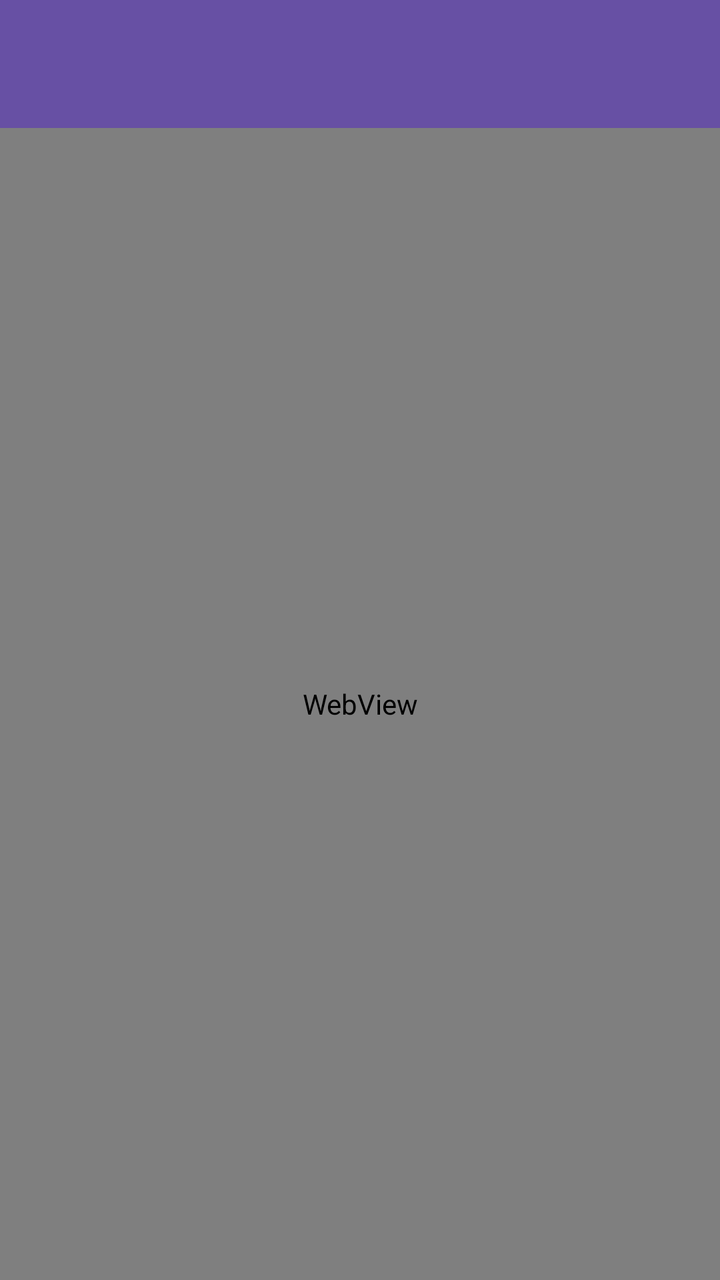
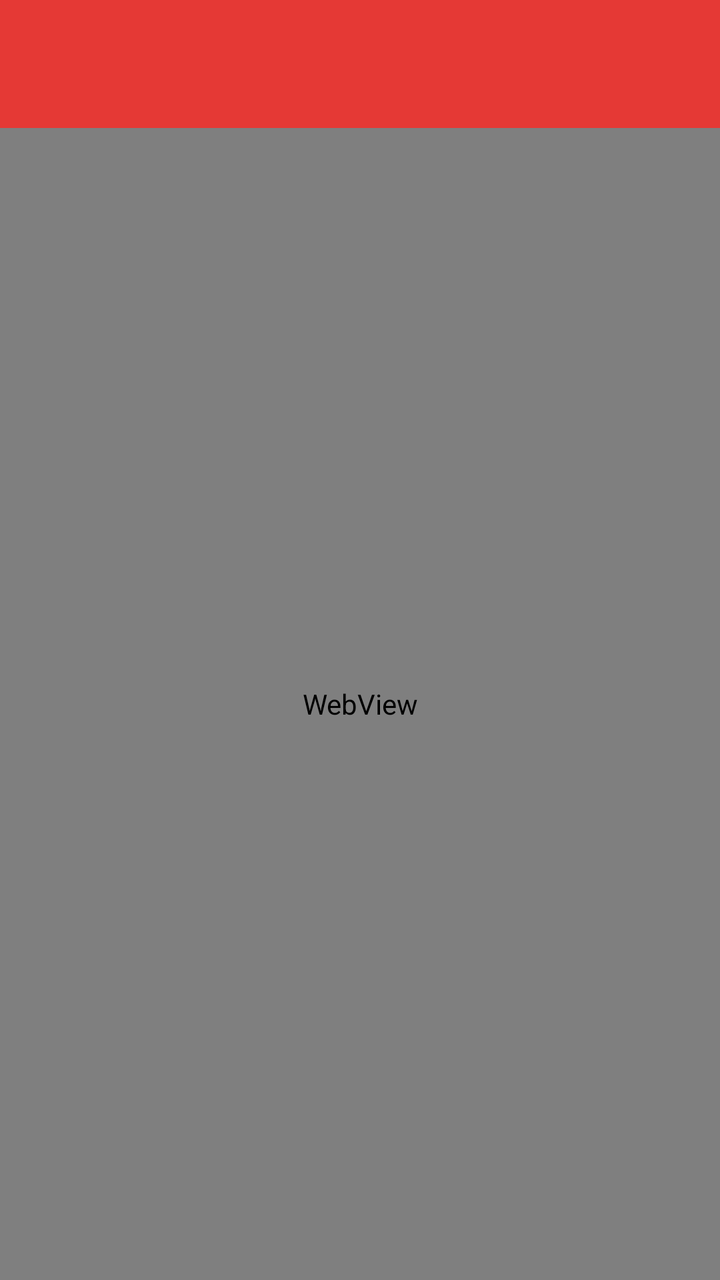

The first picture is an Android layout as it rendered before a commit; the second is the same layout after the commit. The layout source and the unified diff follow.
<!-- AndroidManifest.xml: application theme Theme.Therehelp -->
<!-- res/layout/activity_web_view.xml -->
<?xml version="1.0" encoding="utf-8"?>
<androidx.constraintlayout.widget.ConstraintLayout
    xmlns:android="http://schemas.android.com/apk/res/android"
    xmlns:app="http://schemas.android.com/apk/res-auto"
    android:layout_width="match_parent"
    android:layout_height="match_parent">

    <com.google.android.material.appbar.AppBarLayout
        android:id="@+id/appBarLayout"
        android:layout_width="match_parent"
        android:layout_height="wrap_content"
        app:layout_constraintTop_toTopOf="parent">

        <androidx.appcompat.widget.Toolbar
            android:id="@+id/toolbar"
            android:layout_width="match_parent"
            android:layout_height="?attr/actionBarSize"
            android:background="?attr/colorPrimary"
            app:titleTextColor="@android:color/white" />

        <ProgressBar
            android:id="@+id/progressBar"
            style="@style/Widget.AppCompat.ProgressBar.Horizontal"
            android:layout_width="match_parent"
            android:layout_height="wrap_content"
            android:indeterminate="true"
            android:visibility="gone" />
    </com.google.android.material.appbar.AppBarLayout>

    <WebView
        android:id="@+id/webView"
        android:layout_width="match_parent"
        android:layout_height="0dp"
        app:layout_constraintBottom_toBottomOf="parent"
        app:layout_constraintTop_toBottomOf="@id/appBarLayout" />

</androidx.constraintlayout.widget.ConstraintLayout>
<!-- resources referenced by this layout -->
<resources>
  <style name="Theme.Therehelp" parent="Base.Theme.Therehelp" />
  <style name="Base.Theme.Therehelp" parent="Theme.Material3.DayNight.NoActionBar">
          
          
      </style>
</resources>

<!-- the commit's change to res/layout/activity_web_view.xml (unified diff, before → after) -->
@@ -15,8 +15,8 @@
             android:id="@+id/toolbar"
             android:layout_width="match_parent"
             android:layout_height="?attr/actionBarSize"
-            android:background="?attr/colorPrimary"
-            app:titleTextColor="@android:color/white" />
+            android:background="@color/bina_desa_red"
+            app:titleTextColor="@color/white" />
 
         <ProgressBar
             android:id="@+id/progressBar"
<!-- resource entries referenced after the edit -->
@@ -1,5 +1,7 @@
 <!-- resources referenced by this layout -->
 <resources>
+  <color name="bina_desa_red">#E53935</color>
+  <color name="white">#FFFFFFFF</color>
   <style name="Theme.Therehelp" parent="Base.Theme.Therehelp" />
   <style name="Base.Theme.Therehelp" parent="Theme.Material3.DayNight.NoActionBar">
           
